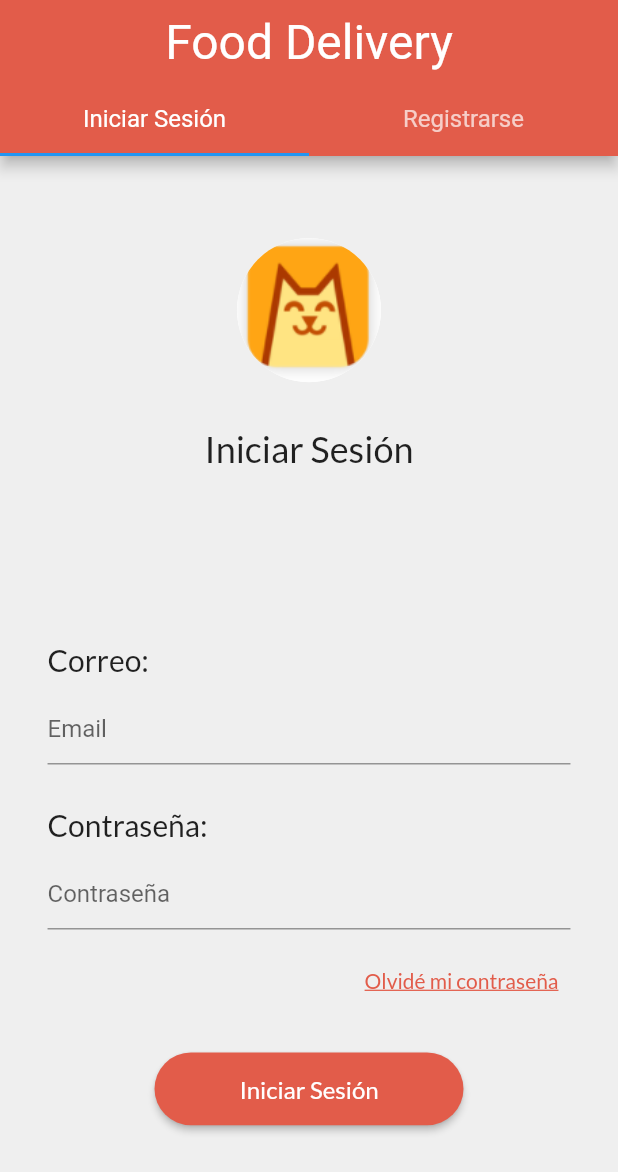
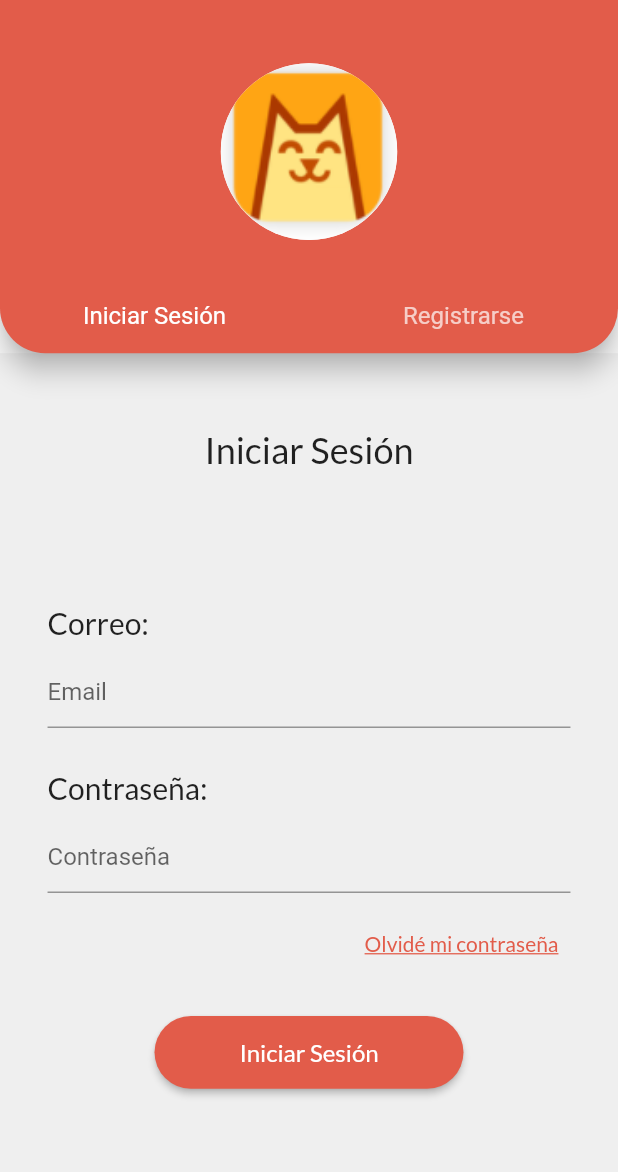
Before and after one commit to IvanGonzalezR/foodDeliveryClient, a Flutter app: the screen it shows after launch, on a phone screen of 412 x 824 dp. Shown: the top 1172 px of the screen. Run offline on Flutter 3.47's test engine with Material 2 defaults, Android fonts, the phone set to English and light mode, and no system bars; our stand-ins replace flutter_spinkit, flutter_svg, splashscreen; missing offline and left inert: adobe_xd.

Commit message:
TabBar modificado de inicio

```diff
--- a/lib/XDInicioSesion.dart
+++ b/lib/XDInicioSesion.dart
@@ -1,3 +1,4 @@
+import 'package:flutter/cupertino.dart';
 import 'package:flutter/material.dart';
 import 'package:splashscreen/splashscreen.dart';
 import 'log_in.dart' as login;
@@ -27,31 +28,36 @@ class MyTabsState extends State<XDInicioSesion>
   @override
   Widget build(BuildContext context) {
     return Scaffold(
-        appBar: AppBar(
-            title: Row(
-              mainAxisAlignment: MainAxisAlignment.center,
-              children: [
-                Padding(
-                    padding: EdgeInsets.fromLTRB(20.0, 10.0, 20.0, 10.0),
-                    child: Center(
-                      child: Text(
-                        'Food Delivery',
-                        style: TextStyle(
-                            fontWeight: FontWeight.w400, fontSize: 32),
-                        textAlign: TextAlign.center,
+        appBar: PreferredSize(
+          preferredSize: Size.fromHeight(MediaQuery.of(context).size.height/3.5),
+          child: AppBar(
+            shape: RoundedRectangleBorder(borderRadius: BorderRadius.vertical(
+              bottom: Radius.circular(30.0)
+            )),
+              backgroundColor: Color(0xffE25C4A),
+              shadowColor: Colors.grey[400],
+              elevation: 7,
+              bottom: PreferredSize(
+                preferredSize: Size.fromHeight(MediaQuery.of(context).size.height/3),
+                child: Container(
+
+                  decoration: BoxDecoration(
+                      borderRadius: BorderRadius.only(bottomLeft: Radius.circular(50.0),
+                          bottomRight: Radius.circular(50.0)
+                      )),
+                  child: Column(children: [
+                    Container(
+                      margin: EdgeInsets.only(bottom: MediaQuery.of(context).size.height/30, top: MediaQuery.of(context).size.height/30),
+                        decoration: BoxDecoration(
+                          borderRadius: BorderRadius.circular(50.0)
                         ),
-                    )),
-                // Padding(
-                //   padding:  EdgeInsets.fromLTRB(20.0, 10.0, 20.0, 10.0),
-                //   child: Center(
-                //     child: Image.asset('assets/logo.png', fit: BoxFit.contain,
-                //   height: 64,)
-                //   )
-                // )
-              ],
+                          child: CircleAvatar(
+                            radius: MediaQuery.of(context).size.height/14,
+                            backgroundColor: Colors.white,
+                            foregroundImage: AssetImage('assets/logo_login.png')
+                          )
                         ),
-            backgroundColor: Color(0xffE25C4A),
-            bottom: TabBar(controller: controller, tabs: <Tab>[
+                    TabBar(controller: controller, indicatorColor: Colors.transparent, tabs: <Tab>[
                       //Seleccionar iniciar sesión o registrarse (Botones)
                       new Tab(
                         child: Text(
@@ -68,7 +74,11 @@ class MyTabsState extends State<XDInicioSesion>
                           textAlign: TextAlign.center,
                         ),
                       ),
-            ])),
+                  ]),
+                ],),
+              )),
+        ),
+        ),
         body: new TabBarView(controller: controller, children: [
           //Pestañas a
           new login.log_in(),
--- a/lib/log_in.dart
+++ b/lib/log_in.dart
@@ -11,17 +11,8 @@ class log_in extends StatefulWidget {
 class _log_inState extends State<log_in> {
   @override
   Widget build(BuildContext context) {
-    final logo = Container(
-        margin: EdgeInsets.only(top: MediaQuery.of(context).size.height/28) ,
-        padding: EdgeInsets.only(left: 20.0, right: 20.0),
-        child: CircleAvatar(
-          radius: 48.0,
-          backgroundColor: Colors.white,
-          foregroundImage: AssetImage('assets/logo_login.png'),
-        ));
 
-    final textBienvenido = Padding(
-        padding: EdgeInsets.fromLTRB(20.0, 30.0, 20.0, 0.0),
+    final textBienvenido = Container(
         child: Center(
           child: Text(
             'Iniciar Sesión',
@@ -128,9 +119,8 @@ class _log_inState extends State<log_in> {
         child: SingleChildScrollView(
           child: Column(
             children: <Widget>[
-              logo,
               textBienvenido,
-            Divider(height: MediaQuery.of(context).size.height*0.08, color: Colors.transparent,),
+            Divider(height: MediaQuery.of(context).size.height/20, color: Colors.transparent,),
             Column(
                     children: [
                       SizedBox(height: 48.0),
--- a/lib/sign_up.dart
+++ b/lib/sign_up.dart
@@ -16,19 +16,8 @@ class _sign_upState extends State<sign_up>{
 
   Widget build(BuildContext context){
 
-
-    final logo =  Container(
-        margin: EdgeInsets.only(top: MediaQuery.of(context).size.height/28),
-        padding: EdgeInsets.only(bottom: 20.0),
-          child: CircleAvatar(
-            radius: 48.0,
-            backgroundColor: Colors.white,
-            foregroundImage: AssetImage('assets/logo_login.png'),
-          )
-    );
-
-      final getPresentacion =  Padding(
-          padding:  EdgeInsets.fromLTRB(20.0, 10.0, 20.0, 10.0),
+      final getPresentacion =  Container(
+          margin: EdgeInsets.only(top: MediaQuery.of(context).size.height/30),
           child: Center(
             child: Text(
               'Regístrate',
@@ -189,12 +178,12 @@ class _sign_upState extends State<sign_up>{
       backgroundColor: Color(0xffefefef),
       body: Container(
           padding: EdgeInsets.only(left: MediaQuery.of(context).size.width/9, right: MediaQuery.of(context).size.width/9),
+          height: MediaQuery.of(context).size.height - MediaQuery.of(context).size.height/3.5,
           child: SingleChildScrollView(
             padding: EdgeInsets.only(top: 0.0),
             child: Column(
             children:[
               //Aquí vna los widgets de la pantalla, de manera ordenada
-              logo,
               getPresentacion,
               Divider(color: Colors.transparent, height: MediaQuery.of(context).size.height/15,),
               correo1,
```
Lines whose indentation alone changed are shown as unchanged.
